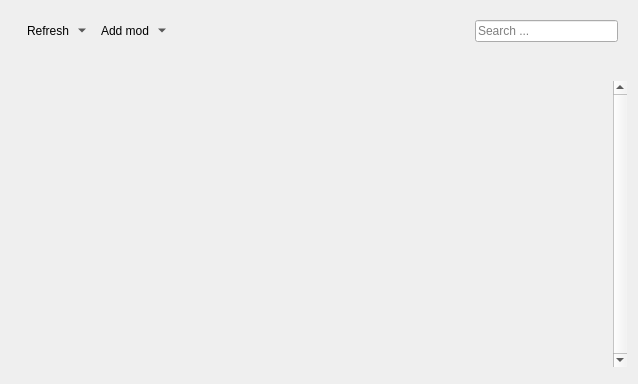
Above: src/modmanagerwidget.ui from kriana/SilVerPLuM before the change. Below: the same form after it.
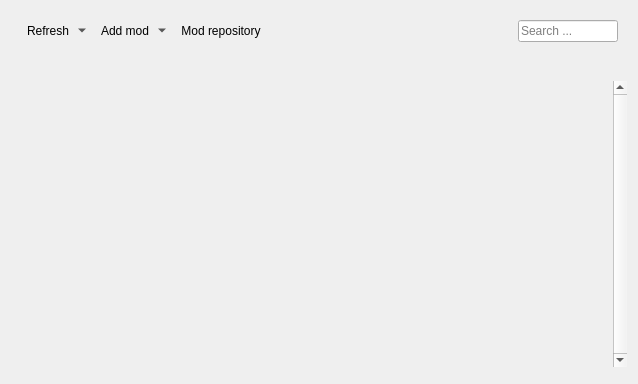
That is the form after the change. Icons and pictures are not drawn. Custom widgets are drawn as their Qt base class.

Commit message: * Started work on Mod Repository

```diff
--- a/src/modmanagerwidget.ui
+++ b/src/modmanagerwidget.ui
@@ -72,6 +72,25 @@
         </property>
        </widget>
       </item>
+      <item>
+       <widget class="QToolButton" name="btnDownloadMod">
+        <property name="text">
+         <string>Mod repository</string>
+        </property>
+        <property name="icon">
+         <iconset theme="applications-internet"/>
+        </property>
+        <property name="popupMode">
+         <enum>QToolButton::DelayedPopup</enum>
+        </property>
+        <property name="toolButtonStyle">
+         <enum>Qt::ToolButtonTextBesideIcon</enum>
+        </property>
+        <property name="autoRaise">
+         <bool>true</bool>
+        </property>
+       </widget>
+      </item>
       <item>
        <spacer name="horizontalSpacer">
         <property name="orientation">
```
The commit also changes 17 other files.
